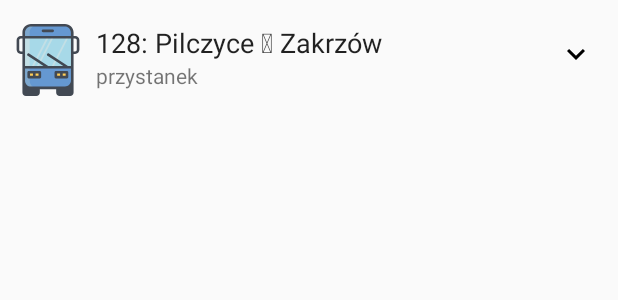
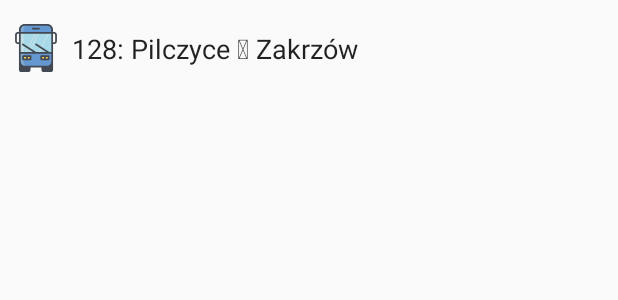
Before and after one commit to frysztak/niebieskie-tramwaje, an Android app: the layout item_list_layout.xml on its own in the app's theme, with its tools: preview values and no code run, on a phone screen of 412 x 824 dp. Shown: the top 300 px of the screen. Run offline under Robolectric (Android 15) with nearby library versions, the phone set to English and light mode, and no system bars.

```diff
--- a/app/src/main/AndroidManifest.xml
+++ b/app/src/main/AndroidManifest.xml
@@ -10,7 +10,7 @@
         android:roundIcon="@mipmap/ic_launcher_round"
         android:supportsRtl="true"
         android:theme="@style/AppTheme">
-        <activity android:name=".activity.MainActivity">
+        <activity android:name=".stopsAndRoutes.MainActivity">
             <intent-filter>
                 <action android:name="android.intent.action.MAIN" />
 
--- a/app/src/main/res/layout/activity_main.xml
+++ b/app/src/main/res/layout/activity_main.xml
@@ -5,7 +5,7 @@
     android:id="@+id/root_layout"
     android:layout_width="match_parent"
     android:layout_height="match_parent"
-    tools:context=".activity.MainActivity">
+    tools:context=".stopsAndRoutes.MainActivity">
 
     <SearchView
         android:id="@+id/searchView"
--- a/app/src/main/res/layout/item_list_layout.xml
+++ b/app/src/main/res/layout/item_list_layout.xml
@@ -1,8 +1,6 @@
 <?xml version="1.0" encoding="utf-8"?>
-<android.support.constraint.ConstraintLayout
-    xmlns:android="http://schemas.android.com/apk/res/android"
+<android.support.constraint.ConstraintLayout xmlns:android="http://schemas.android.com/apk/res/android"
     xmlns:app="http://schemas.android.com/apk/res-auto"
-    xmlns:tools="http://schemas.android.com/tools"
     android:id="@+id/linearLayout"
     android:layout_width="match_parent"
     android:layout_height="wrap_content"
@@ -12,9 +10,10 @@
 
     <ImageView
         android:id="@+id/icon"
-        android:layout_width="48dp"
-        android:layout_height="48dp"
+        android:layout_width="32dp"
+        android:layout_height="32dp"
         android:layout_margin="8dp"
+        app:layout_constraintBottom_toBottomOf="parent"
         app:layout_constraintStart_toStartOf="parent"
         app:layout_constraintTop_toTopOf="parent"
         app:srcCompat="@drawable/bus" />
@@ -27,32 +26,8 @@
         android:text="128: Pilczyce 🡘 Zakrzów"
         android:textAppearance="@style/TextAppearance.AppCompat.Headline"
         android:textSize="18sp"
+        app:layout_constraintBottom_toBottomOf="parent"
         app:layout_constraintStart_toEndOf="@id/icon"
         app:layout_constraintTop_toTopOf="parent" />
 
-    <TextView
-        android:id="@+id/additionalText"
-        android:layout_width="wrap_content"
-        android:layout_height="wrap_content"
-        android:layout_marginStart="8dp"
-        android:layout_marginTop="0dp"
-        android:text="przystanek"
-        app:layout_constraintStart_toEndOf="@id/icon"
-        app:layout_constraintTop_toBottomOf="@+id/mainName" />
-
-    <ImageView
-        android:id="@+id/expandIcon"
-        android:layout_width="wrap_content"
-        android:layout_height="wrap_content"
-        android:layout_marginBottom="8dp"
-        android:layout_marginEnd="16dp"
-        android:layout_marginTop="8dp"
-        android:adjustViewBounds="false"
-        android:cropToPadding="false"
-        app:layout_constraintBottom_toBottomOf="parent"
-        app:layout_constraintEnd_toEndOf="parent"
-        app:layout_constraintTop_toTopOf="parent"
-        app:srcCompat="@drawable/expand_to_collapse_anim" />
-
-
 </android.support.constraint.ConstraintLayout>
--- a/app/src/main/res/layout/mockup_activity_main.xml
+++ b/app/src/main/res/layout/mockup_activity_main.xml
@@ -5,7 +5,7 @@
     xmlns:tools="http://schemas.android.com/tools"
     android:layout_width="match_parent"
     android:layout_height="match_parent"
-    tools:context=".activity.MainActivity"
+    tools:context=".stopsAndRoutes.MainActivity"
     android:id="@+id/root_layout">
 
     <ListView
```
Also changed, not shown: app/src/main/java/com/orpington/software/rozkladmpk/adapter/StopsAndRoutesRecyclerAdapter.kt (deleted, +0 -64 lines), app/src/main/java/com/orpington/software/rozkladmpk/presenter/StopsAndRoutesPresenter.kt (deleted, +0 -90 lines), app/src/main/java/com/orpington/software/rozkladmpk/stopsAndRoutes/MainActivity.kt (renamed from app/src/main/java/com/orpington/software/rozkladmpk/activity/MainActivity.kt, +17 -30 lines), app/src/main/java/com/orpington/software/rozkladmpk/stopsAndRoutes/StopsAndRoutesContract.kt (added, +13 -0 lines), app/src/main/java/com/orpington/software/rozkladmpk/stopsAndRoutes/StopsAndRoutesPresenter.kt (added, +42 -0 lines), app/src/main/java/com/orpington/software/rozkladmpk/stopsAndRoutes/StopsAndRoutesRecyclerViewAdapter.kt (added, +54 -0 lines), 1 other file.
